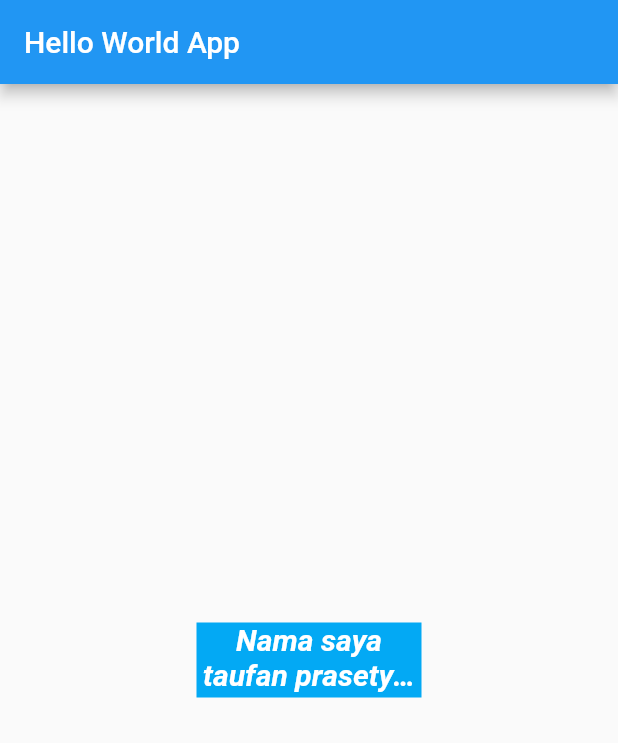
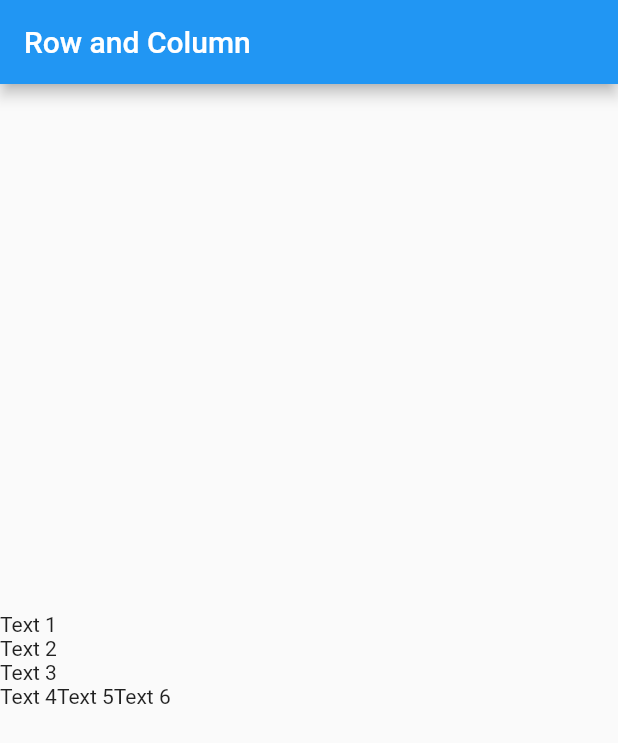
Before and after one commit to taufanbasri/flutter_basic, a Flutter app: the screen it shows after launch, on a phone screen of 412 x 824 dp. Shown: the top 743 px of the screen. Run offline on Flutter 3.47's test engine with Material 2 defaults, Android fonts, the phone set to English and light mode, and no system bars.

Commit message:
Row & Column Widget

```diff
--- a/lib/main.dart
+++ b/lib/main.dart
@@ -12,24 +12,24 @@ class MyApp extends StatelessWidget {
     return MaterialApp(
       home: Scaffold(
         appBar: AppBar(
-          title: Text("Hello World App"),
+          title: Text("Row and Column"),
         ),
-        body: Center(
-            child: Container(
-                color: Colors.lightBlue,
-                width: 150,
-                height: 50,
-                child: Text(
-                  "Nama saya taufan prasetyo, saya seorang fullstack developer",
-                  textAlign: TextAlign.center,
-                  maxLines: 2,
-                  overflow: TextOverflow.ellipsis,
-                  style: TextStyle(
-                      color: Colors.white,
-                      fontStyle: FontStyle.italic,
-                      fontWeight: FontWeight.bold,
-                      fontSize: 20),
-                ))),
+        body: Column(
+          mainAxisAlignment: MainAxisAlignment.center,
+          crossAxisAlignment: CrossAxisAlignment.start,
+          children: <Widget>[
+            Text("Text 1"),
+            Text("Text 2"),
+            Text("Text 3"),
+            Row(
+              children: [
+                Text("Text 4"),
+                Text("Text 5"),
+                Text("Text 6"),
+              ],
+            )
+          ],
+        ),
       ),
     );
   }
```
